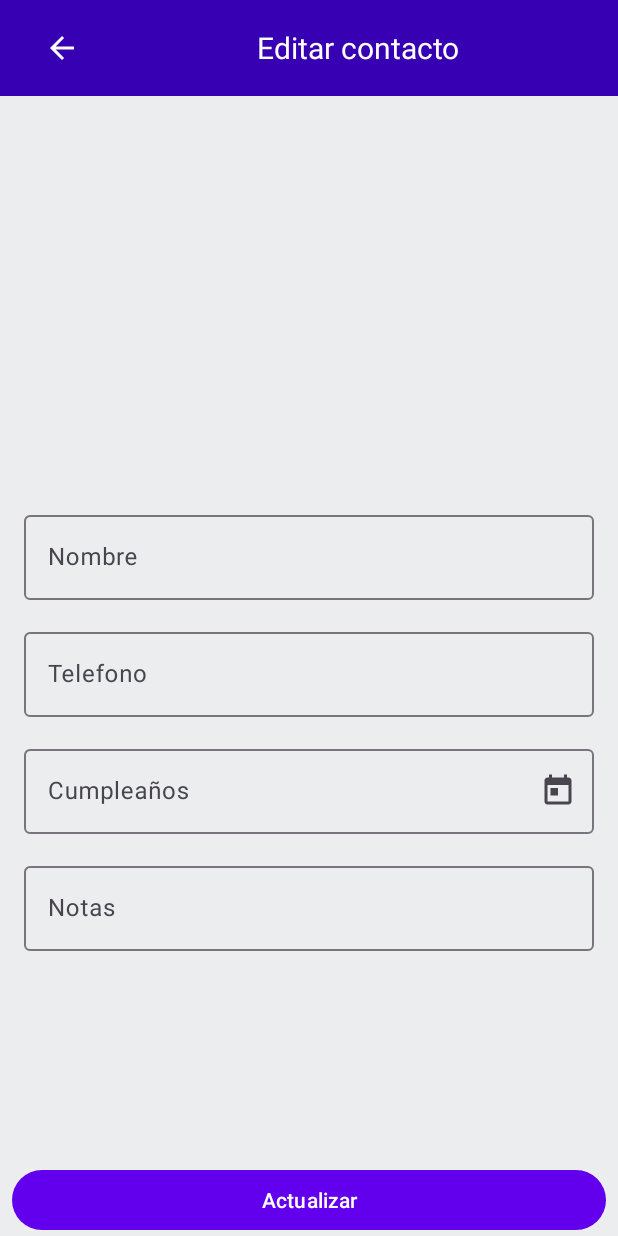
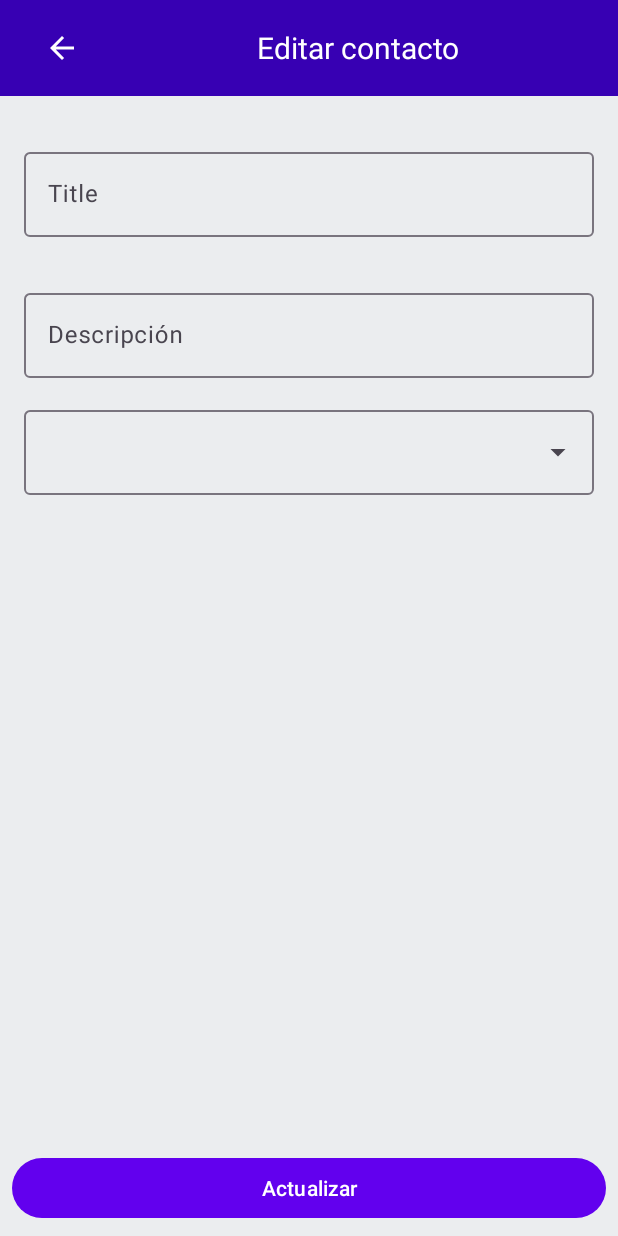
Before and after one commit to Orlandroid/Agenda, an Android app: the fragment UpdateFragment placed in its activity, on a phone screen of 412 x 824 dp. Run offline under Robolectric (Android 15) with nearby library versions, the phone set to English and light mode, and no system bars; our stand-ins replace Dagger/Hilt's generated code, data binding; 2 statements that could not run were skipped.

Commit message:
Update view update

```diff
--- a/app/build.gradle
+++ b/app/build.gradle
@@ -88,4 +88,6 @@ dependencies {
 
     androidTestImplementation 'androidx.test.ext:junit:1.1.5'
     androidTestImplementation 'androidx.test.espresso:espresso-core:3.5.1'
+
+    implementation 'com.google.code.gson:gson:2.10.1'
 }
--- a/app/src/main/java/com/example/crudagenda/ui/addcontact/AddContactFragment.kt
+++ b/app/src/main/java/com/example/crudagenda/ui/addcontact/AddContactFragment.kt
@@ -1,10 +1,8 @@
 package com.example.crudagenda.ui.addcontact
 
-import android.app.Activity
-import android.content.Intent
 import android.net.Uri
+import android.util.Log
 import android.widget.ArrayAdapter
-import androidx.activity.result.contract.ActivityResultContracts
 import androidx.core.widget.doOnTextChanged
 import androidx.fragment.app.viewModels
 import androidx.lifecycle.lifecycleScope
--- a/app/src/main/java/com/example/crudagenda/ui/base/BaseFragment.kt
+++ b/app/src/main/java/com/example/crudagenda/ui/base/BaseFragment.kt
@@ -2,6 +2,7 @@ package com.example.crudagenda.ui.base
 
 
 import android.os.Bundle
+import android.util.Log
 import android.view.LayoutInflater
 import android.view.View
 import android.view.ViewGroup
--- a/app/src/main/java/com/example/crudagenda/ui/listaagenda/ListaAgendaAdapter.kt
+++ b/app/src/main/java/com/example/crudagenda/ui/listaagenda/ListaAgendaAdapter.kt
@@ -10,7 +10,7 @@ import com.example.crudagenda.R
 import com.example.crudagenda.db.modelo.Note
 import com.example.crudagenda.util.click
 
-class ListaAgendaAdapter :
+class ListaAgendaAdapter(private val clickOnItem: (Note) -> Unit) :
     RecyclerView.Adapter<ListaAgendaAdapter.ViewHolder>() {
 
     private var listaContactos = mutableListOf<Note>()
@@ -40,9 +40,7 @@ class ListaAgendaAdapter :
         val contacto = listaContactos[position]
         viewHolder.bind(contacto)
         viewHolder.itemView.click {
-            val accion =
-                ListaAgendaFragmentDirections.actionListaAgendaToUpdate(contacto.toString())
-            viewHolder.itemView.findNavController().navigate(accion)
+            clickOnItem(contacto)
         }
     }
 
--- a/app/src/main/java/com/example/crudagenda/ui/listaagenda/ListaAgendaFragment.kt
+++ b/app/src/main/java/com/example/crudagenda/ui/listaagenda/ListaAgendaFragment.kt
@@ -8,11 +8,13 @@ import androidx.fragment.app.viewModels
 import androidx.navigation.fragment.findNavController
 import com.example.crudagenda.R
 import com.example.crudagenda.databinding.FragmentListaAgendaBinding
+import com.example.crudagenda.db.modelo.Note
 import com.example.crudagenda.ui.MainActivity
 import com.example.crudagenda.ui.base.BaseFragment
 import com.example.crudagenda.util.AlertMessageDialog
 import com.example.crudagenda.util.ListenerAlertDialog
 import com.example.crudagenda.util.gone
+import com.example.crudagenda.util.toJson
 import com.example.crudagenda.util.visible
 import dagger.hilt.android.AndroidEntryPoint
 
@@ -22,12 +24,10 @@ class ListaAgendaFragment :
 
 
     private val viewModel: ViewModelListaAgenda by viewModels()
-    private val adapter = ListaAgendaAdapter()
+    private val adapter = ListaAgendaAdapter(clickOnItem = { clickOnItem(it) })
 
     override fun configureToolbar() = MainActivity.ToolbarConfiguration(
-        showToolbar = true,
-        toolbarTitle = "My title",
-        showArrow = false
+        showToolbar = true, toolbarTitle = "My title", showArrow = false
     )
 
     private fun getListener(): ListenerAlertDialog = this
@@ -48,6 +48,10 @@ class ListaAgendaFragment :
         floatingActionButton.setOnClickListener {
             findNavController().navigate(R.id.action_listaAgenda_to_addContact)
         }
+    }
+
+    private fun clickOnItem(note: Note) {
+        findNavController().navigate(ListaAgendaFragmentDirections.actionListaAgendaToUpdate(note.toJson()))
     }
 
     override fun onCreate(savedInstanceState: Bundle?) {
--- a/app/src/main/java/com/example/crudagenda/ui/update/UpdateFragment.kt
+++ b/app/src/main/java/com/example/crudagenda/ui/update/UpdateFragment.kt
@@ -4,9 +4,11 @@ import android.app.Activity
 import android.content.Intent
 import android.net.Uri
 import android.os.Bundle
+import android.util.Log
 import android.view.Menu
 import android.view.MenuInflater
 import android.view.MenuItem
+import android.widget.ArrayAdapter
 import android.widget.Toast
 import androidx.activity.result.contract.ActivityResultContracts
 import androidx.fragment.app.viewModels
@@ -18,8 +20,8 @@ import com.example.crudagenda.databinding.FragmentUpdateBinding
 import com.example.crudagenda.db.modelo.Note
 import com.example.crudagenda.ui.MainActivity
 import com.example.crudagenda.ui.base.BaseFragment
-import com.example.crudagenda.util.DatePickerFragment
 import com.example.crudagenda.util.click
+import com.example.crudagenda.util.fromJson
 import com.google.android.material.dialog.MaterialAlertDialogBuilder
 import dagger.hilt.android.AndroidEntryPoint
 import kotlinx.coroutines.Dispatchers
@@ -32,23 +34,53 @@ class UpdateFragment : BaseFragment<FragmentUpdateBinding>(R.layout.fragment_upd
 
     private val viewModel: ViewModelUpdate by viewModels()
     private var imageUri: Uri? = null
+    private val priorityList = arrayOf("Low", "Normal", "High")
 
     override fun configureToolbar() = MainActivity.ToolbarConfiguration(
-        showToolbar = true,
-        toolbarTitle = getString(R.string.editar_contacto)
+        showToolbar = true, toolbarTitle = getString(R.string.editar_contacto)
     )
 
     override fun setUpUi() {
-        setDataArgs()
+        setDataArgs(args.note.fromJson())
         binding.buttonUpdate.click {
-            // updateNote()
+
         }
-        binding.txtCumple.setEndIconOnClickListener {
-            showDatePickerDialog()
+        setUpAutocomplete()
+    }
+
+    private fun setUpAutocomplete() = with(binding) {
+        val adapter = ArrayAdapter(
+            requireContext(), R.layout.support_simple_spinner_dropdown_item, priorityList
+        )
+        autoCompletePriority.setAdapter(adapter)
+    }
+
+    private fun setDataArgs(note: Note) = with(binding) {
+        edTitle.setText(note.title)
+        edDescription.setText(note.description)
+        autoCompletePriority.setText(getStatus(note.priority.name))
+    }
+
+
+    private fun getStatus(statusDb: String): String {
+        return when (statusDb) {
+            "LOW" -> {
+                "Low"
+            }
+
+            "MEDIUM" -> {
+                "Normal"
+            }
+
+            "HIGH" -> {
+                "High"
+            }
+
+            else -> {
+                ""
+            }
         }
-        binding.imagen.click {
-            //openGaleryToChoseImage(resultLauncher)
-        }
+
     }
 
 
@@ -72,14 +104,11 @@ class UpdateFragment : BaseFragment<FragmentUpdateBinding>(R.layout.fragment_upd
                     .setPositiveButton("Eliminar") { dialog, _ ->
                         //viewModel.deleteNote(args.currentContact)
                         Toast.makeText(
-                            requireContext(),
-                            "Se ha elimnado el contacto",
-                            Toast.LENGTH_SHORT
+                            requireContext(), "Se ha elimnado el contacto", Toast.LENGTH_SHORT
                         ).show()
                         findNavController().popBackStack()
                         dialog.dismiss()
-                    }
-                    .setNegativeButton("Cancel") { dialog, _ ->
+                    }.setNegativeButton("Cancel") { dialog, _ ->
                         dialog.dismiss()
                     }
                 alert.create()
@@ -101,16 +130,6 @@ class UpdateFragment : BaseFragment<FragmentUpdateBinding>(R.layout.fragment_upd
     )*/
 
 
-    private fun setDataArgs() = with(binding) {
-        /*
-        val contacto = args.currentContact
-        txtName.editText!!.setText(contacto.name)
-        txtTelefono.editText!!.setText(contacto.phone)
-        txtCumple.editText!!.setText(contacto.birthday)
-        txtNota.editText!!.setText(contacto.note)
-        Glide.with(requireActivity()).load(args.currentContact.image).into(imagen)*/
-    }
-
     private fun updateNote(note: Note) {
         lifecycleScope.launch(Dispatchers.Main) {
             viewModel.updateNote(note)
@@ -124,17 +143,8 @@ class UpdateFragment : BaseFragment<FragmentUpdateBinding>(R.layout.fragment_upd
             if (result.resultCode == Activity.RESULT_OK) {
                 val data: Intent? = result.data
                 imageUri = data?.data
-                binding.imagen.setImageURI(imageUri)
+                //binding.imagen.setImageURI(imageUri)
             }
         }
 
-    private fun showDatePickerDialog() {
-        val newFragment =
-            DatePickerFragment.newInstance({ _, year, month, day ->
-                val selectedDate = day.toString() + " / " + (month + 1) + " / " + year
-                binding.txtCumple.editText!!.setText(selectedDate)
-            }, requireContext())
-        activity?.let { newFragment.show(it.supportFragmentManager, "datePicker") }
-    }
-
 }
--- /dev/null
+++ b/app/src/main/java/com/example/crudagenda/util/Gson.kt
@@ -0,0 +1,17 @@
+package com.example.crudagenda.util
+
+import com.google.gson.Gson
+
+import com.google.gson.reflect.TypeToken
+
+
+fun Any.toJson(): String {
+    val gson = Gson()
+    return gson.toJson(this)
+}
+
+inline fun <reified T> String.fromJson(): T {
+    val gson = Gson()
+    val type = object : TypeToken<T>() {}.type
+    return gson.fromJson(this, type)
+}
--- a/app/src/main/res/layout/fragment_update.xml
+++ b/app/src/main/res/layout/fragment_update.xml
@@ -1,9 +1,9 @@
 <?xml version="1.0" encoding="utf-8"?>
-<layout>
+<layout xmlns:android="http://schemas.android.com/apk/res/android"
+    xmlns:app="http://schemas.android.com/apk/res-auto"
+    xmlns:tools="http://schemas.android.com/tools">
 
-    <androidx.constraintlayout.widget.ConstraintLayout xmlns:android="http://schemas.android.com/apk/res/android"
-        xmlns:app="http://schemas.android.com/apk/res-auto"
-        xmlns:tools="http://schemas.android.com/tools"
+    <androidx.constraintlayout.widget.ConstraintLayout
         android:layout_width="match_parent"
         android:layout_height="match_parent"
         android:background="@color/background"
@@ -14,31 +14,13 @@
             android:layout_width="match_parent"
             android:layout_height="wrap_content"
             android:layout_marginStart="8dp"
-            android:layout_marginTop="16dp"
             android:layout_marginEnd="8dp"
+            android:layout_marginBottom="8dp"
             android:text="@string/actualizar"
             app:layout_constraintBottom_toBottomOf="parent"
             app:layout_constraintEnd_toEndOf="parent"
-            app:layout_constraintStart_toStartOf="parent"
-            app:layout_constraintTop_toBottomOf="@+id/scrollView2" />
+            app:layout_constraintStart_toStartOf="parent" />
 
-        <ScrollView
-            android:id="@+id/scrollView2"
-            android:layout_width="match_parent"
-            android:layout_height="0dp"
-            android:layout_marginBottom="8dp"
-            android:orientation="vertical"
-            app:layout_constraintBottom_toTopOf="@+id/button_update"
-            app:layout_constraintEnd_toEndOf="parent"
-            app:layout_constraintStart_toStartOf="parent"
-            app:layout_constraintTop_toTopOf="parent">
-
-            <androidx.constraintlayout.widget.ConstraintLayout
-                android:id="@+id/root_view"
-                android:layout_width="match_parent"
-                android:layout_height="wrap_content"
-                android:fitsSystemWindows="true"
-                tools:context=".ui.addcontact.AddContactFragment">
 
         <ProgressBar
             android:id="@+id/progressBar3"
@@ -52,105 +34,74 @@
             app:layout_constraintTop_toTopOf="parent" />
 
         <com.google.android.material.textfield.TextInputLayout
-                    android:id="@+id/txt_name"
+            android:id="@+id/title"
             style="@style/Widget.Material3.TextInputLayout.OutlinedBox"
             android:layout_width="0dp"
             android:layout_height="wrap_content"
             android:layout_marginStart="16dp"
-                    android:layout_marginTop="16dp"
+            android:layout_marginTop="32dp"
             android:layout_marginEnd="16dp"
             android:ems="10"
-                    android:hint="@string/nombre"
-                    android:inputType="textPersonName"
+            android:hint="@string/title"
+            android:inputType="text"
+            android:text="@string/descripci_n"
             app:layout_constraintEnd_toEndOf="parent"
             app:layout_constraintStart_toStartOf="parent"
-                    app:layout_constraintTop_toBottomOf="@+id/imagen">
+            app:layout_constraintTop_toTopOf="parent">
 
             <com.google.android.material.textfield.TextInputEditText
+                android:id="@+id/ed_title"
+                android:textColor="@color/black"
                 android:layout_width="match_parent"
                 android:layout_height="wrap_content"
                 android:singleLine="true" />
         </com.google.android.material.textfield.TextInputLayout>
 
         <com.google.android.material.textfield.TextInputLayout
-                    android:id="@+id/txt_telefono"
+            android:id="@+id/txt_description"
             style="@style/Widget.Material3.TextInputLayout.OutlinedBox"
             android:layout_width="0dp"
             android:layout_height="wrap_content"
             android:layout_marginStart="16dp"
-                    android:layout_marginTop="16dp"
+            android:layout_marginTop="32dp"
             android:layout_marginEnd="16dp"
             android:ems="10"
+            android:inputType="text"
             app:layout_constraintEnd_toEndOf="parent"
             app:layout_constraintStart_toStartOf="parent"
-                    app:layout_constraintTop_toBottomOf="@+id/txt_name">
+            app:layout_constraintTop_toBottomOf="@+id/title">
 
             <com.google.android.material.textfield.TextInputEditText
+                android:id="@+id/ed_description"
+                android:textColor="@color/black"
                 android:layout_width="match_parent"
                 android:layout_height="wrap_content"
-                        android:hint="@string/telefono"
+                android:hint="@string/descripci_n"
                 android:inputType="number"
                 android:maxLength="10"
                 android:singleLine="true" />
         </com.google.android.material.textfield.TextInputLayout>
 
-
         <com.google.android.material.textfield.TextInputLayout
-                    android:id="@+id/txt_cumple"
-                    style="@style/Widget.Material3.TextInputLayout.OutlinedBox"
-                    android:layout_width="0dp"
+            style="@style/Widget.Material3.TextInputLayout.OutlinedBox.ExposedDropdownMenu"
+            android:layout_width="match_parent"
             android:layout_height="wrap_content"
             android:layout_marginStart="16dp"
             android:layout_marginTop="16dp"
             android:layout_marginEnd="16dp"
-                    android:ems="10"
-                    android:inputType="textPersonName"
-                    android:orientation="horizontal"
-                    app:endIconDrawable="@drawable/ic_today"
-                    app:endIconMode="custom"
             app:layout_constraintEnd_toEndOf="parent"
             app:layout_constraintStart_toStartOf="parent"
-                    app:layout_constraintTop_toBottomOf="@+id/txt_telefono">
+            app:layout_constraintTop_toBottomOf="@+id/txt_description">
 
-                    <com.google.android.material.textfield.TextInputEditText
+            <AutoCompleteTextView
+                android:id="@+id/autoCompletePriority"
                 android:layout_width="match_parent"
-                        android:layout_height="wrap_content"
-                        android:enabled="false"
-                        android:hint="@string/cumplea_os"
-                        android:singleLine="true" />
+                android:layout_height="match_parent"
+                android:layout_weight="1"
+                android:inputType="none"
+                app:simpleItems="@array/priority" />
         </com.google.android.material.textfield.TextInputLayout>
 
-                <com.google.android.material.textfield.TextInputLayout
-                    android:id="@+id/txt_nota"
-                    style="@style/Widget.Material3.TextInputLayout.OutlinedBox"
-                    android:layout_width="0dp"
-                    android:layout_height="100dp"
-                    android:layout_marginStart="16dp"
-                    android:layout_marginTop="16dp"
-                    android:layout_marginEnd="16dp"
-                    android:ems="10"
-                    android:inputType="textMultiLine"
-                    app:layout_constraintEnd_toEndOf="parent"
-                    app:layout_constraintStart_toStartOf="parent"
-                    app:layout_constraintTop_toBottomOf="@+id/txt_cumple">
 
-                    <com.google.android.material.textfield.TextInputEditText
-                        android:layout_width="match_parent"
-                        android:layout_height="wrap_content"
-                        android:hint="@string/notas"
-                        android:maxLines="10" />
-                </com.google.android.material.textfield.TextInputLayout>
-
-                <ImageView
-                    android:id="@+id/imagen"
-                    android:layout_width="250dp"
-                    android:layout_height="250dp"
-                    android:layout_marginTop="8dp"
-                    android:contentDescription="@string/description"
-                    app:layout_constraintEnd_toEndOf="parent"
-                    app:layout_constraintStart_toStartOf="parent"
-                    app:layout_constraintTop_toTopOf="parent" />
-            </androidx.constraintlayout.widget.ConstraintLayout>
-        </ScrollView>
     </androidx.constraintlayout.widget.ConstraintLayout>
 </layout>
--- a/app/src/main/res/navigation/nav_graph.xml
+++ b/app/src/main/res/navigation/nav_graph.xml
@@ -25,6 +25,9 @@
         <action
             android:id="@+id/action_addContact_to_listaAgenda"
             app:destination="@id/listaAgenda" />
+        <argument
+            android:name="note"
+            app:argType="string" />
     </fragment>
     <fragment
         android:id="@+id/update"
```
Lines whose indentation alone changed are shown as unchanged.
